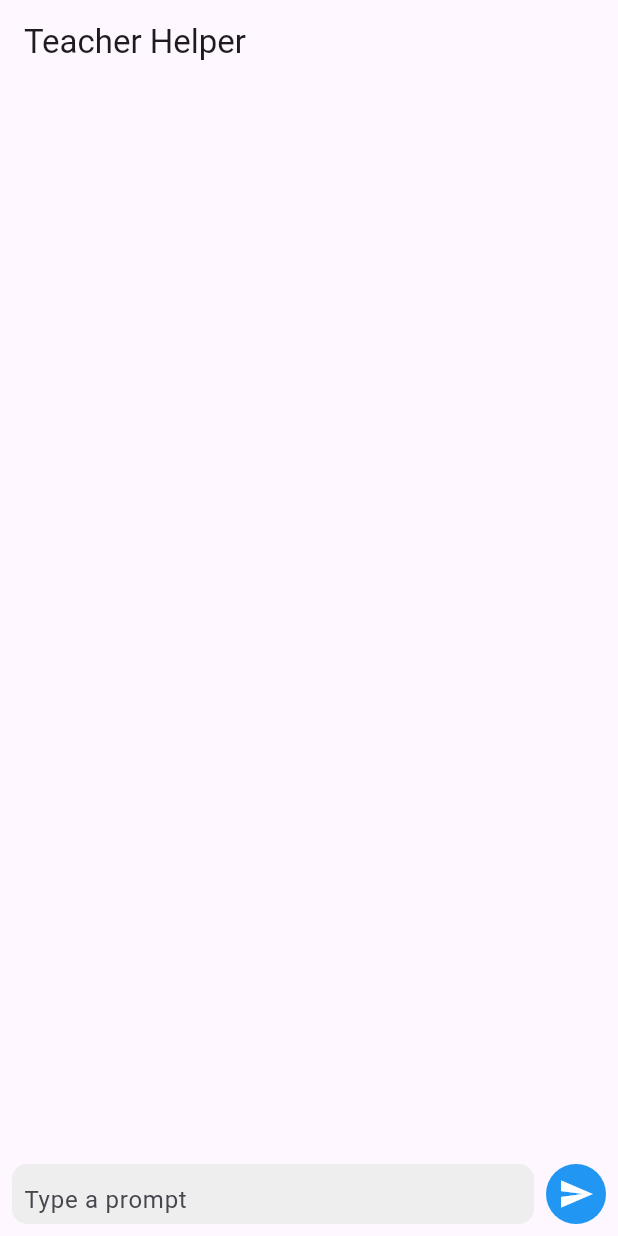
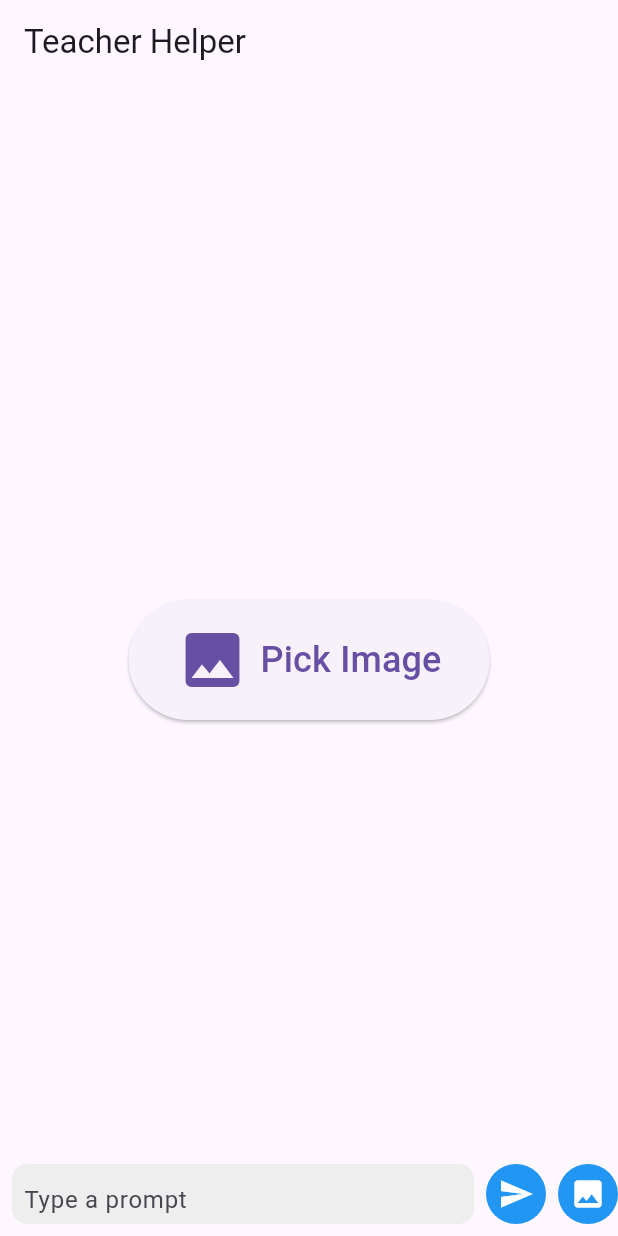
Before and after one commit to jiayenbeh/AI-Teacher-Chatbot, a Flutter app: the screen it shows after launch, after a tap on the "send" icon, on a phone screen of 412 x 824 dp. Run offline on Flutter 3.47's test engine with Material 3 defaults, Android fonts, the light colour scheme and no system bars; our stand-ins replace chat_bubbles, image_cropper, image_picker; missing offline and left inert: google_mlkit_text_recognition.

Commit message:
scanner and cropping

```diff
--- a/lib/chat_screen.dart
+++ b/lib/chat_screen.dart
@@ -1,8 +1,12 @@
 import 'dart:convert';
+import 'dart:io';
 import 'package:ai_teacher_chatbot/message.dart';
 import 'package:chat_bubbles/bubbles/bubble_normal.dart';
 import 'package:ai_teacher_chatbot/services/llmservice.dart';
 import 'package:flutter/material.dart';
+import 'package:google_mlkit_text_recognition/google_mlkit_text_recognition.dart';
+import 'package:image_picker/image_picker.dart';
+import 'package:image_cropper/image_cropper.dart';
 
 class ChatScreen extends StatefulWidget {
   const ChatScreen({super.key});
@@ -13,13 +17,64 @@ class ChatScreen extends StatefulWidget {
 
 class _ChatScreenState extends State<ChatScreen> {
   final TextEditingController _controller = TextEditingController();
-  ScrollController scrollController = ScrollController();
+  final ScrollController scrollController = ScrollController();
   final GroqAiService _groqaiservice = GroqAiService();
+  final ImagePicker _picker = ImagePicker();
+  final TextRecognizer _textRecognizer = TextRecognizer();
+
   List<Message> msgs = [];
   bool isTyping = false;
+  File? _imageFile;
+  CroppedFile? _croppedFile;
 
-  void sendMsg() async {
-    String prompt = _controller.text;
+  Future<void> _pickImage() async {
+    final pickedFile = await _picker.pickImage(source: ImageSource.gallery);
+    if (pickedFile != null) {
+      setState(() {
+        _imageFile = File(pickedFile.path);
+      });
+      await _cropImage();
+    }
+  }
+
+  Future<void> _cropImage() async {
+    if (_imageFile != null) {
+      final croppedFile = await ImageCropper().cropImage(
+        sourcePath: _imageFile!.path,
+        compressFormat: ImageCompressFormat.jpg,
+        compressQuality: 100,
+        uiSettings: [
+          AndroidUiSettings(
+            toolbarTitle: 'Cropper',
+            toolbarColor: Colors.deepOrange,
+            toolbarWidgetColor: Colors.white,
+            initAspectRatio: CropAspectRatioPreset.original,
+            lockAspectRatio: false,
+          ),
+          IOSUiSettings(
+            title: 'Cropper',
+          ),
+        ],
+      );
+      if (croppedFile != null) {
+        setState(() {
+          _croppedFile = croppedFile;
+        });
+        await _processImage();
+      }
+    }
+  }
+
+  Future<void> _processImage() async {
+    if (_croppedFile == null) return;
+    final inputImage = InputImage.fromFilePath(_croppedFile!.path);
+    final RecognizedText recognizedText = await _textRecognizer.processImage(inputImage);
+    String extractedText = recognizedText.text;
+    print(extractedText);
+    sendMsg(extractedText);
+  }
+
+  void sendMsg(String prompt) async {
     _controller.clear();
 
     if (prompt.isNotEmpty) {
@@ -42,7 +97,9 @@ class _ChatScreenState extends State<ChatScreen> {
                 false,
                 responseBody["choices"][0]["message"]["content"]
                     .toString()
-                          .trimLeft()));
+                    .trimLeft(),
+              ),
+            );
           });
           scrollController.animateTo(0.0,
               duration: const Duration(seconds: 1), curve: Curves.easeOut);
@@ -56,16 +113,22 @@ class _ChatScreenState extends State<ChatScreen> {
   }
 
   @override
+  void dispose() {
+    _textRecognizer.close();
+    super.dispose();
+  }
+
+  @override
   Widget build(BuildContext context) {
     return Scaffold(
       appBar: AppBar(
         title: const Text("Teacher Helper"),
       ),
-      body: Column(
+      body: Stack(
         children: [
-          const SizedBox(
-            height: 8,
-          ),
+          Column(
+            children: [
+              const SizedBox(height: 8),
               Expanded(
                 child: ListView.builder(
                   controller: scrollController,
@@ -97,8 +160,10 @@ class _ChatScreenState extends State<ChatScreen> {
                               color: msgs[index].isSender
                                   ? Colors.blue.shade100
                                   : Colors.grey.shade200,
-                            ));
-                }),
+                            ),
+                    );
+                  },
+                ),
               ),
               Row(
                 children: [
@@ -117,7 +182,7 @@ class _ChatScreenState extends State<ChatScreen> {
                             controller: _controller,
                             textCapitalization: TextCapitalization.sentences,
                             onSubmitted: (value) {
-                          sendMsg();
+                              sendMsg(value);
                             },
                             textInputAction: TextInputAction.send,
                             showCursor: true,
@@ -130,7 +195,7 @@ class _ChatScreenState extends State<ChatScreen> {
                   ),
                   InkWell(
                     onTap: () {
-                  sendMsg();
+                      sendMsg(_controller.text);
                     },
                     child: Container(
                       height: 40,
@@ -144,10 +209,34 @@ class _ChatScreenState extends State<ChatScreen> {
                       ),
                     ),
                   ),
-              const SizedBox(
-                width: 8,
-              )
+                  const SizedBox(width: 8),
+                  InkWell(
+                    onTap: _pickImage,
+                    child: Container(
+                      height: 40,
+                      width: 40,
+                      decoration: BoxDecoration(
+                          color: Colors.blue,
+                          borderRadius: BorderRadius.circular(30)),
+                      child: const Icon(
+                        Icons.image,
+                        color: Colors.white,
+                      ),
+                    ),
+                  ),
                 ],
+              ),
+            ],
+          ),
+          if (msgs.isEmpty) Center(
+            child: ElevatedButton.icon(
+              onPressed: _pickImage,
+              icon: const Icon(Icons.image, size: 48),
+              label: const Text("Pick Image", style: TextStyle(fontSize: 24)),
+              style: ElevatedButton.styleFrom(
+                padding: const EdgeInsets.symmetric(horizontal: 32, vertical: 16),
+              ),
+            ),
           ),
         ],
       ),
--- a/lib/main.dart
+++ b/lib/main.dart
@@ -1,7 +1,10 @@
+import 'dart:io';
 import 'package:ai_teacher_chatbot/chat_screen.dart';
 import 'package:flutter/material.dart';
+import 'package:google_mlkit_text_recognition/google_mlkit_text_recognition.dart';
+import 'package:image_picker/image_picker.dart';
 
-void main() async {
+void main() {
   runApp(const MyApp());
 }
 
@@ -10,7 +13,7 @@ class MyApp extends StatelessWidget {
 
   @override
   Widget build(BuildContext context) {
-    return const MaterialApp(
+    return MaterialApp(
       title: 'Teacher Helper',
       home: ChatScreen(),
       debugShowCheckedModeBanner: false,
--- a/pubspec.yaml
+++ b/pubspec.yaml
@@ -37,6 +37,9 @@ dependencies:
   # The following adds the Cupertino Icons font to your application.
   # Use with the CupertinoIcons class for iOS style icons.
   cupertino_icons: ^1.0.6
+  image_picker: ^1.1.2
+  google_mlkit_text_recognition: ^0.13.0
+  image_cropper: ^6.0.0
 
 dev_dependencies:
   flutter_test:
@@ -47,7 +50,7 @@ dev_dependencies:
   # activated in the `analysis_options.yaml` file located at the root of your
   # package. See that file for information about deactivating specific lint
   # rules and activating additional ones.
-  flutter_lints: ^3.0.0
+  flutter_lints: ^4.0.0
 
 # For information on the generic Dart part of this file, see the
 # following page: https://dart.dev/tools/pub/pubspec
```
Also changed, not shown: pubspec.lock, 6 other files. Lines whose indentation alone changed are shown as unchanged.
